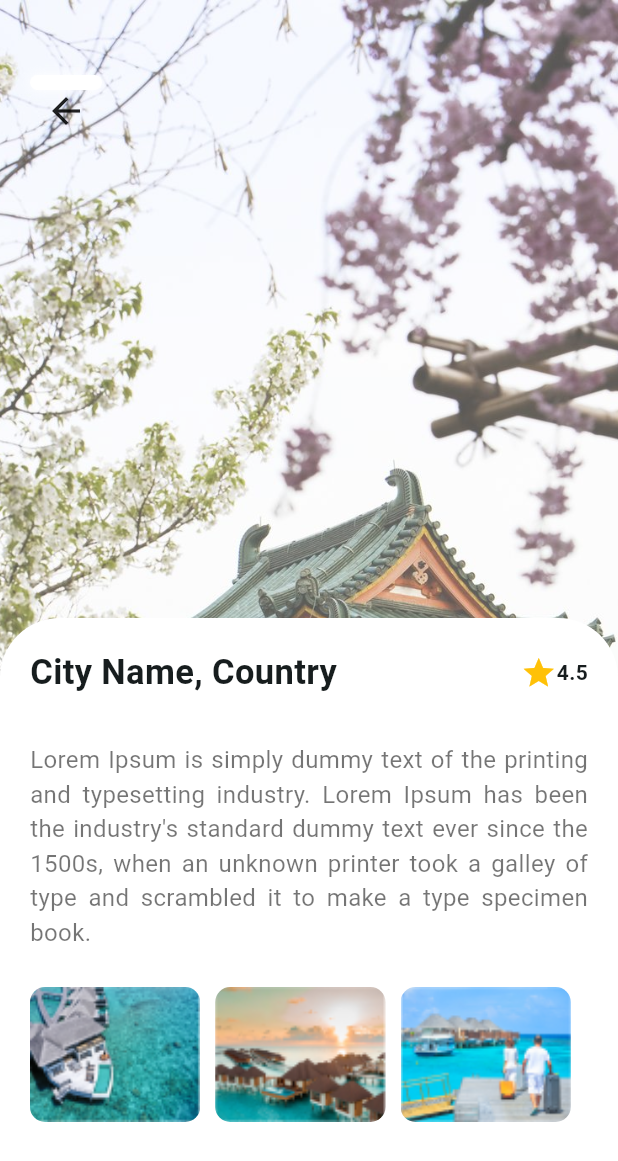
After one commit to tahagoheer/ExploreXpert---Your-Tour-Planner-and-Assistant, a Flutter app: the HotelDetailsPage screen opened directly, on a phone screen of 412 x 824 dp. The commit adds this screen. Shown: the top 1161 px of the screen. Run offline on Flutter 3.47's test engine with Material 3 defaults, Android fonts, the phone set to English and light mode, and no system bars; our stand-ins replace cloud_firestore, firebase_auth, firebase_core, firebase_storage, fluttertoast, font_awesome_flutter and 3 more; accounts and stored records are empty.

Commit message:
A Tour Planner and Virtual Assistant Flutter App (Android, IOS, Web)

```diff
--- /dev/null
+++ b/lib/features/app/pages/navigation/nav_widgets/ex_post_appbar.dart
@@ -0,0 +1,37 @@
+import 'package:flutter/material.dart';
+
+class EXPostAppBar extends StatelessWidget {
+  const EXPostAppBar({super.key});
+
+  @override
+  Widget build(BuildContext context) {
+    return Padding(
+      padding: const EdgeInsets.symmetric(vertical: 50, horizontal: 20),
+      child: Row(
+        mainAxisAlignment: MainAxisAlignment.spaceBetween,
+        children: [
+          InkWell(
+            onTap: () {
+              Navigator.pop(context);
+            },
+            child: Container(
+              height: 50,
+              alignment: Alignment.center,
+              padding: const EdgeInsets.all(10),
+              decoration: BoxDecoration(
+                  borderRadius: BorderRadius.circular(15),
+                  color: Colors.white,
+                  boxShadow: const [
+                    BoxShadow(color: Colors.white, blurRadius: 6)
+                  ]),
+              child: const Icon(
+                Icons.arrow_back,
+                size: 28,
+              ),
+            ),
+          )
+        ],
+      ),
+    );
+  }
+}
--- /dev/null
+++ b/lib/features/app/pages/navigation/nav_widgets/ex_post_bottombar.dart
@@ -0,0 +1,83 @@
+import 'package:flutter/material.dart';
+
+import '../results/places/widgets/picture_card.dart';
+
+class EXPostBottomBar extends StatelessWidget {
+  const EXPostBottomBar({super.key});
+
+  @override
+  Widget build(BuildContext context) {
+    return Container(
+      height: MediaQuery.sizeOf(context).height / 2,
+      padding: const EdgeInsets.only(top: 20, left: 20, right: 20),
+      decoration: const BoxDecoration(
+        color: Colors.white,
+        borderRadius: BorderRadius.only(
+          topLeft: Radius.circular(40),
+          topRight: Radius.circular(40),
+        ),
+      ),
+      child: ListView(
+        children: const [
+          Padding(
+            padding: EdgeInsets.only(),
+            child: Column(
+              mainAxisAlignment: MainAxisAlignment.start,
+              children: [
+                Padding(
+                  padding: EdgeInsets.only(bottom: 5.0),
+                  child: Row(
+                    mainAxisAlignment: MainAxisAlignment.spaceBetween,
+                    children: [
+                      Text(
+                        'City Name, Country',
+                        style: TextStyle(
+                            fontSize: 23, fontWeight: FontWeight.w600),
+                      ),
+                      Row(
+                        children: [
+                          Icon(
+                            Icons.star,
+                            color: Colors.amber,
+                          ),
+                          Text(
+                            '4.5',
+                            style: TextStyle(fontWeight: FontWeight.w600),
+                          )
+                        ],
+                      )
+                    ],
+                  ),
+                ),
+                Padding(
+                  padding: EdgeInsets.symmetric(vertical: 25.0),
+                  child: Text(
+                    'Lorem Ipsum is simply dummy text of the printing and typesetting industry. Lorem Ipsum has been the industry\'s standard dummy text ever since the 1500s, when an unknown printer took a galley of type and scrambled it to make a type specimen book.',
+                    style: TextStyle(
+                      color: Colors.black54,
+                      fontSize: 16,
+                    ),
+                    textAlign: TextAlign.justify,
+                  ),
+                ),
+                Row(
+                  children: [
+                    PictureCard(
+                      thumbnailpath: 'assets/images/allHotel1.png',
+                    ),
+                    PictureCard(
+                      thumbnailpath: 'assets/images/allHotel2.png',
+                    ),
+                    PictureCard(
+                      thumbnailpath: 'assets/images/allHotel3.png',
+                    ),
+                  ],
+                )
+              ],
+            ),
+          )
+        ],
+      ),
+    );
+  }
+}
--- /dev/null
+++ b/lib/features/app/pages/navigation/results/places/hotel_details_page.dart
@@ -0,0 +1,28 @@
+import 'package:flutter/material.dart';
+
+import '../../nav_widgets/ex_post_appbar.dart';
+import '../../nav_widgets/ex_post_bottombar.dart';
+
+class HotelDetailsPage extends StatelessWidget {
+  const HotelDetailsPage({super.key});
+
+  @override
+  Widget build(BuildContext context) {
+    return Container(
+      decoration: const BoxDecoration(
+        image: DecorationImage(
+            image: AssetImage('assets/images/city4.jpg'),
+            fit: BoxFit.cover,
+            opacity: 0.7),
+      ),
+      child: const Scaffold(
+        backgroundColor: Colors.transparent,
+        appBar: PreferredSize(
+          preferredSize: Size.fromHeight(110),
+          child: EXPostAppBar(),
+        ),
+        bottomNavigationBar: EXPostBottomBar(),
+      ),
+    );
+  }
+}
--- /dev/null
+++ b/lib/features/app/pages/navigation/results/places/widgets/picture_card.dart
@@ -0,0 +1,46 @@
+import 'package:flutter/material.dart';
+
+class PictureCard extends StatelessWidget {
+  final String? thumbnailpath;
+  final String? title;
+  const PictureCard({
+    super.key,
+    this.thumbnailpath,
+    this.title,
+  });
+
+  @override
+  Widget build(BuildContext context) {
+    return GestureDetector(
+      child: Stack(
+        children: [
+          Container(
+            alignment: Alignment.center,
+            margin: const EdgeInsets.only(right: 10),
+            height: 90,
+            width: 113.5,
+            decoration: BoxDecoration(
+              borderRadius: BorderRadius.circular(10),
+              color: Colors.white,
+              image: DecorationImage(
+                  fit: BoxFit.fill, image: AssetImage("$thumbnailpath")),
+            ),
+          ),
+          Positioned(
+            left: 5,
+            top: 65,
+            child: Text(
+              title ?? '',
+              style: const TextStyle(
+                color: Colors.white,
+                fontSize: 22,
+                fontWeight: FontWeight.w900,
+              ),
+            ),
+          ),
+        ],
+      ),
+      onTap: () {},
+    );
+  }
+}
--- a/lib/features/user_auth/presentation/widgets/hotel_card.dart
+++ b/lib/features/user_auth/presentation/widgets/hotel_card.dart
@@ -1,5 +1,7 @@
 import 'package:explorexpert/features/user_auth/presentation/widgets/essentials.dart';
 import 'package:flutter/material.dart';
+
+import '../../../app/pages/navigation/results/places/hotel_details_page.dart';
 
 class HotelCard extends StatelessWidget {
   final String? name;
@@ -60,7 +62,10 @@ class HotelCard extends StatelessWidget {
           ),
         ),
       ),
-      onTap: () {},
+      onTap: () {
+        Navigator.push(context,
+            MaterialPageRoute(builder: (context) => const HotelDetailsPage()));
+      },
     );
   }
 }
```
Also changed, not shown: assets/images/city1.jpg (added), assets/images/city2.jpg (added), assets/images/city3.jpg (added), assets/images/city4.jpg (added), assets/images/city5.jpg (added), assets/images/city6.jpg (added).
